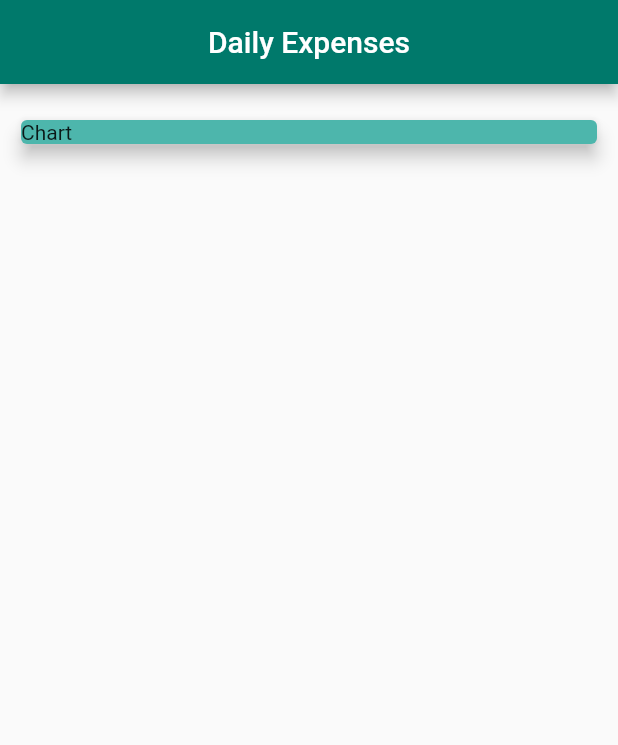
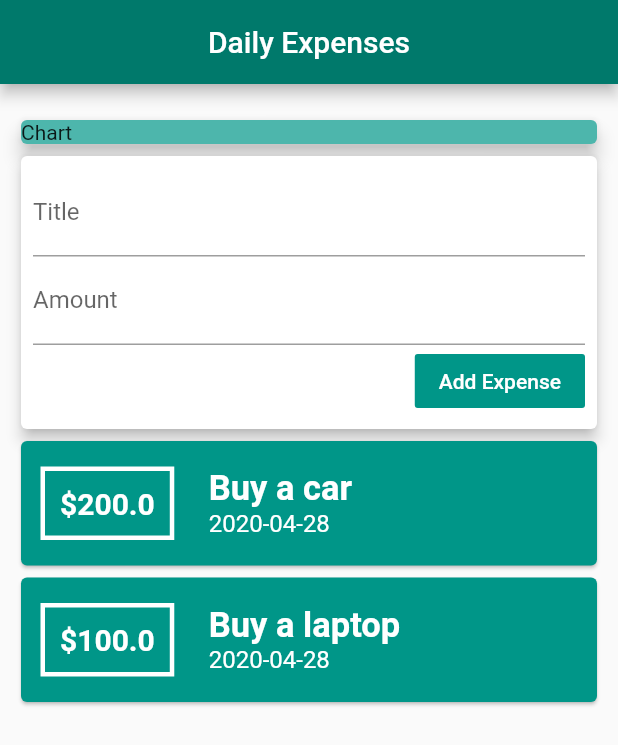
Before and after one commit to Ayesh1998/Flutter-Daily_Expenses_Calculator_App, a Flutter app: the screen it shows after launch, on a phone screen of 412 x 824 dp. Shown: the top 745 px of the screen. Run offline on Flutter 3.47's test engine with Material 2 defaults, Android fonts, the phone set to English and light mode, and no system bars.

Commit message:
Implemented addNewTransaction method in user-transaction.dart and passed it to the new-transaction and call it there

```diff
--- a/lib/main.dart
+++ b/lib/main.dart
@@ -1,6 +1,7 @@
 import 'package:daily_expenses/models/transaction.dart';
 import 'package:daily_expenses/widgets/new_transaction.dart';
 import 'package:daily_expenses/widgets/transaction_list.dart';
+import 'package:daily_expenses/widgets/user-transaction.dart';
 import 'package:flutter/material.dart';
 import 'package:intl/intl.dart';
 
@@ -46,6 +47,7 @@ class HomePage extends StatelessWidget {
                 elevation: 5,
               ),
             ),
+            UserTrnasactions()
           ],
         ),
       ),
--- a/lib/widgets/new_transaction.dart
+++ b/lib/widgets/new_transaction.dart
@@ -1,8 +1,11 @@
 import 'package:flutter/material.dart';
 
 class NewTransaction extends StatelessWidget {
+  final Function addTransaction;
   final titleController = TextEditingController();
   final amountController = TextEditingController();
+
+  NewTransaction(this.addTransaction);
 
   @override
   Widget build(BuildContext context) {
@@ -29,8 +32,8 @@ class NewTransaction extends StatelessWidget {
             ),
             FlatButton(
               onPressed: () {
-                print(amountController.text);
-                print(titleController.text);
+                addTransaction(
+                    titleController.text, double.parse(amountController.text));
               },
               color: Colors.teal,
               child: Text(
--- a/lib/widgets/user-transaction.dart
+++ b/lib/widgets/user-transaction.dart
@@ -26,11 +26,23 @@ class _UserTrnasactionsState extends State<UserTrnasactions> {
     ),
   ];
 
+  void _addNewTransaction(String title, double amount) {
+    final newTransaction = Transaction(
+        amount: amount,
+        title: title,
+        date: DateTime.now(),
+        id: DateTime.now().toString());
+
+    setState(() {
+      _transactions.add(newTransaction);
+    });
+  }
+
   @override
   Widget build(BuildContext context) {
     return Column(
       children: <Widget>[
-        NewTransaction(),
+        NewTransaction(_addNewTransaction),
         TransactionList(_transactions),
       ],
     );
```
